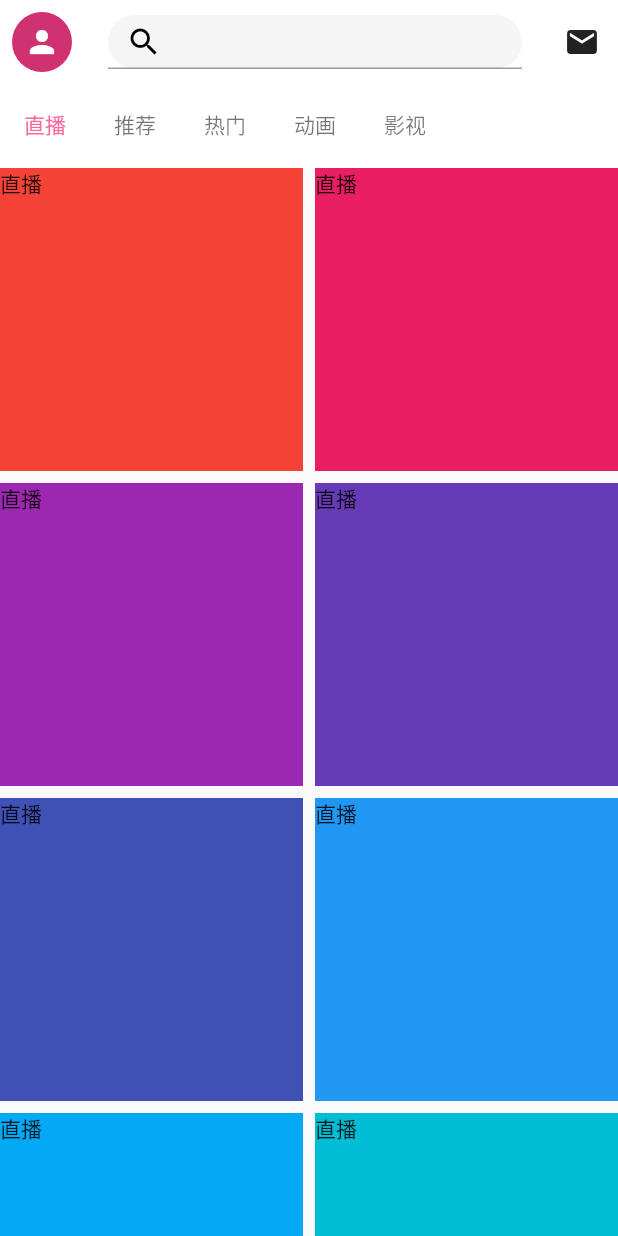
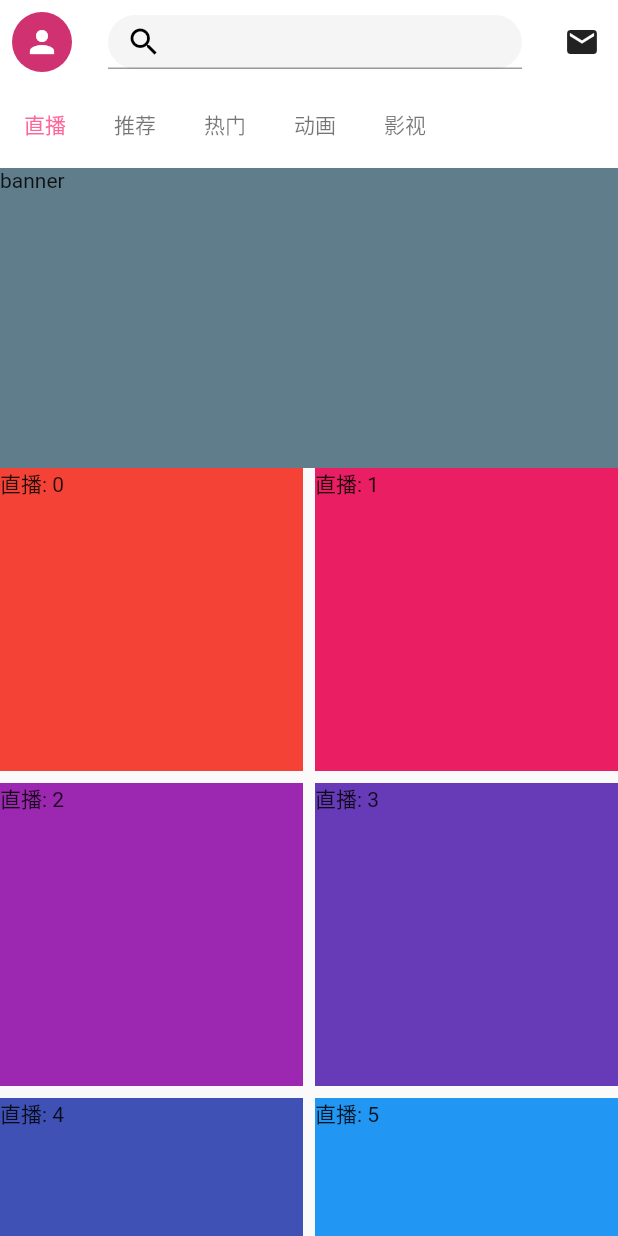
Before and after one commit to Shuxin-Lai/flutter_bilibili, a Flutter app: the screen it shows after launch, on a phone screen of 412 x 824 dp. Run offline on Flutter 3.47's test engine with Material 2 defaults, Android fonts, the phone set to English and light mode, and no system bars; drawn by our look-alikes of custom_refresh_indicator; our stand-ins replace dio, easy_localization, go_router, logger, shared_preferences, synchronized.

Commit message:
feat: home page

```diff
--- a/apps/flutter_bilibili/lib/pages/home_page.dart
+++ b/apps/flutter_bilibili/lib/pages/home_page.dart
@@ -1,15 +1,64 @@
 import 'package:custom_refresh_indicator/custom_refresh_indicator.dart';
 import 'package:easy_localization/easy_localization.dart';
 import 'package:flutter/material.dart';
+import 'package:flutter/rendering.dart';
 import 'package:flutter_bilibili/models/tab_item.dart';
 import 'package:flutter_bilibili/providers/tab_provider.dart';
 import 'package:flutter_bilibili/router/router.dart';
 import 'package:provider/provider.dart';
 
-class HomePage extends StatelessWidget {
-  const HomePage({
+class HomePage extends StatefulWidget {
+  HomePage({
     super.key,
   });
+
+  @override
+  State<HomePage> createState() => _HomePageState();
+}
+
+class _HomePageState extends State<HomePage> {
+  final _controller = ScrollController();
+  var _count = 10;
+  var _isLoading = false;
+
+  Future _loadMore() async {
+    if (_isLoading) return;
+
+    setState(() {
+      _isLoading = true;
+    });
+
+    Future.delayed(Duration(seconds: 4)).whenComplete(() {
+      setState(() {
+        _isLoading = false;
+        _count = _count * 2;
+      });
+      print('loading more');
+    });
+  }
+
+  @override
+  void initState() {
+    super.initState();
+    _controller.addListener(() {
+      if (_controller.position.userScrollDirection != ScrollDirection.reverse) {
+        return;
+      }
+
+      final maxOffset = _controller.position.maxScrollExtent;
+      final offset = _controller.offset.abs();
+      print('offset: ' + offset.toString());
+      if (offset + 200 > maxOffset) {
+        _loadMore();
+      }
+    });
+  }
+
+  @override
+  void dispose() {
+    super.dispose();
+    _controller.dispose();
+  }
 
   @override
   Widget build(BuildContext context) {
@@ -41,28 +90,69 @@ class HomePage extends StatelessWidget {
 
   Widget _buildMainContent(BuildContext context) {
     final provider = Provider.of<TabProvider>(context);
-    return TabBarView(
+    return LayoutBuilder(builder: ((p0, p1) {
+      return ConstrainedBox(
+        constraints:
+            BoxConstraints(minHeight: p1.maxHeight, maxHeight: p1.maxHeight),
+        child: TabBarView(
           children: provider.tabList.map((e) => _buildTabView(e)).toList(),
+        ),
       );
+    }));
   }
 
   Widget _buildTabView(TabItem e) {
-    final child = GridView.builder(
-      itemCount: 20,
-      itemBuilder: (context, index) {
+    return Refresh(
+        child: CustomScrollView(
+      controller: _controller,
+      slivers: [
+        SliverToBoxAdapter(
+          child: Container(
+            height: 200,
+            color: Colors.blueGrey,
+            child: Text('banner'),
+          ),
+        ),
+        SliverGrid(
+          delegate: SliverChildBuilderDelegate(
+            (context, index) {
               return Container(
                 height: 50,
-          color: Colors.primaries[(index + e.id) % Colors.primaries.length],
-          child: Text(e.title),
+                color:
+                    Colors.primaries[(index + e.id) % Colors.primaries.length],
+                child: Text('${e.title}: $index'),
               );
             },
+            childCount: _count,
+          ),
           gridDelegate: const SliverGridDelegateWithFixedCrossAxisCount(
             crossAxisCount: 2,
             mainAxisSpacing: 8.0,
             crossAxisSpacing: 8.0,
           ),
+        ),
+        SliverToBoxAdapter(
+          child: _buildLoadMore(),
+        ),
+      ],
+    ));
+  }
+
+  Widget _buildLoadMore() {
+    return AnimatedSwitcher(
+      duration: const Duration(milliseconds: 400),
+      child: _isLoading
+          ? const SizedBox(
+              height: 80,
+              child: Center(
+                child: SizedBox(
+                  height: 20,
+                  width: 20,
+                  child: CircularProgressIndicator(),
+                ),
+              ))
+          : const SizedBox(),
     );
-    return Refresh(child: child);
   }
 
   Widget _buildTabBar(BuildContext context) {
--- a/apps/flutter_bilibili/lib/router/router.dart
+++ b/apps/flutter_bilibili/lib/router/router.dart
@@ -35,7 +35,7 @@ final homeRoute = MyRoute(
   path: '/',
   name: 'home',
   appTitle: 'Home',
-  builder: (context, state) => const HomePage(),
+  builder: (context, state) => HomePage(),
 );
 final profileRoute = MyRoute(
   path: '/profile',
--- a/apps/flutter_bilibili/pubspec.yaml
+++ b/apps/flutter_bilibili/pubspec.yaml
@@ -46,6 +46,7 @@ dependencies:
   logger: ^1.1.0
   go_router: ^6.0.6
   custom_refresh_indicator: ^2.0.1
+  infinite_scroll_pagination: ^3.2.0
 
 dev_dependencies:
   flutter_test:
```
Lines whose indentation alone changed are shown as unchanged.
